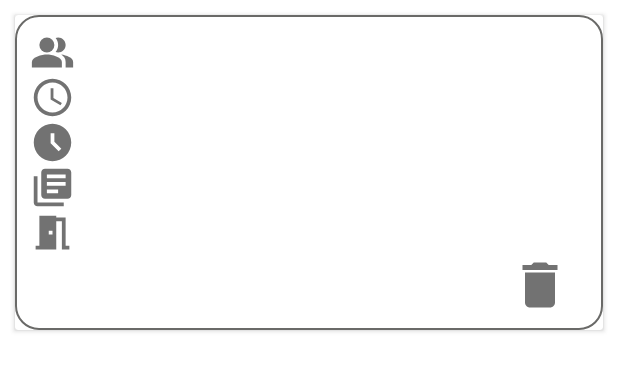
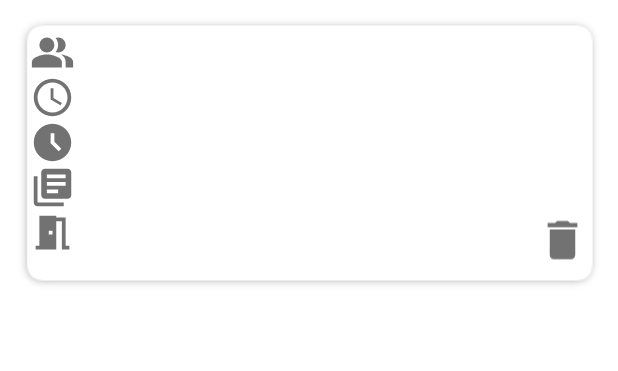
Before and after one commit to hoanganhphan91/AppQuanLyPhongTro, an Android app: the layout item_show_contract.xml on its own in the app's theme, with its tools: preview values and no code run, on a phone screen of 412 x 824 dp. Shown: the top 371 px of the screen. Run offline under Robolectric (Android 15) with nearby library versions, the phone set to English and light mode, and no system bars.

Commit message:
Huy Lâm: ContractManageActivity_ChinhSua

```diff
--- a/app/src/main/res/layout/item_show_contract.xml
+++ b/app/src/main/res/layout/item_show_contract.xml
@@ -1,17 +1,19 @@
 <?xml version="1.0" encoding="utf-8"?>
-<androidx.cardview.widget.CardView xmlns:android="http://schemas.android.com/apk/res/android"
+<LinearLayout xmlns:android="http://schemas.android.com/apk/res/android"
     android:layout_width="match_parent"
     android:layout_height="wrap_content"
     xmlns:app="http://schemas.android.com/apk/res-auto"
-    android:layout_margin="10dp" android:padding="20dp"
+    android:layout_margin="10dp"
     >
+
+
 
     <LinearLayout
         android:padding="10dp"
         android:layout_width="match_parent"
-        android:layout_height="match_parent"
+        android:layout_height="wrap_content"
         android:orientation="vertical"
-        android:background="@drawable/duongvien">
+        android:background="@drawable/shadow_vertical">
 
     <LinearLayout
         android:layout_width="match_parent"
@@ -91,20 +93,22 @@
                 android:layout_width="wrap_content"
                 android:layout_height="wrap_content"
                 android:src="@drawable/ic_room"/>
+
             <TextView
+                android:id="@+id/id_room"
+                android:layout_width="308dp"
+                android:layout_height="wrap_content"
+                android:paddingLeft="10dp"
+                android:paddingTop="4dp" />
+            <ImageView
                 android:layout_width="wrap_content"
                 android:layout_height="wrap_content"
-                android:id="@+id/id_room"
-                android:paddingTop="4dp"
-                android:paddingLeft="10dp"/>
+                android:src="@drawable/ic_delete"
+                android:paddingBottom="5dp"
+                android:id="@+id/ic_delete"/>
 
         </LinearLayout>
-        <ImageView
-            android:layout_width="wrap_content"
-            android:layout_height="wrap_content"
-            android:src="@drawable/ic_delete"
-            android:paddingLeft="320dp"
-            android:id="@+id/ic_delete"/>
+
 
     </LinearLayout>
-</androidx.cardview.widget.CardView>
+</LinearLayout>
--- a/app/src/main/res/layout/item_show_member_contract.xml
+++ b/app/src/main/res/layout/item_show_member_contract.xml
@@ -8,7 +8,7 @@
     <LinearLayout
         android:layout_width="match_parent"
         android:layout_height="match_parent"
-        android:background="@drawable/duongvien"
+        android:background="@drawable/shadow_vertical"
         android:orientation="horizontal"
         android:padding="10dp">
 
```
